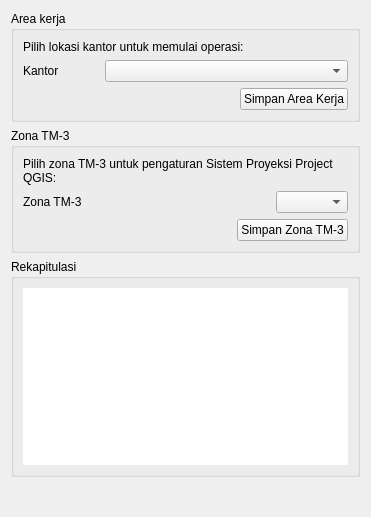
First picture: the form in ui/workpanel/tab_lokasi.ui, repository nyanyaon/GeoKKP-GIS, before the edit.
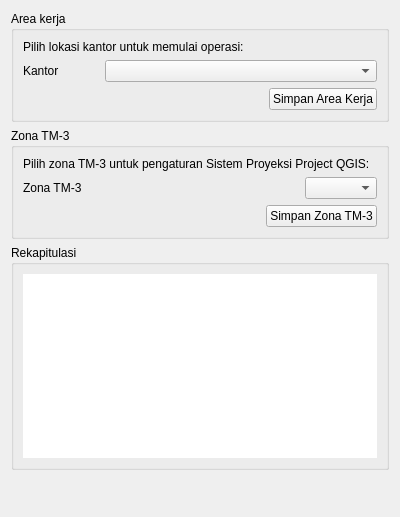
Second picture: the form after the edit.

Patch:
```diff
--- a/ui/workpanel/tab_lokasi.ui
+++ b/ui/workpanel/tab_lokasi.ui
@@ -6,7 +6,7 @@
    <rect>
     <x>0</x>
     <y>0</y>
-    <width>371</width>
+    <width>400</width>
     <height>517</height>
    </rect>
   </property>
```
